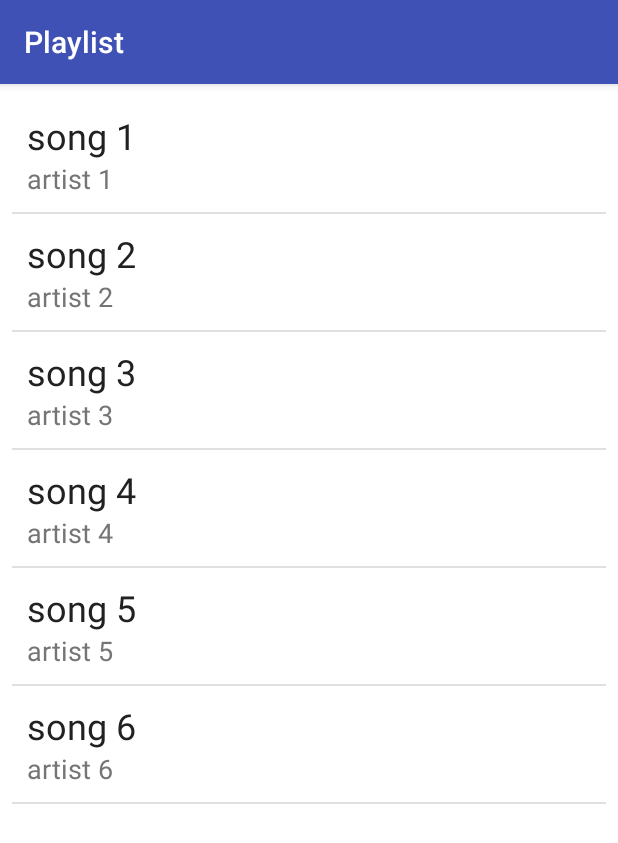
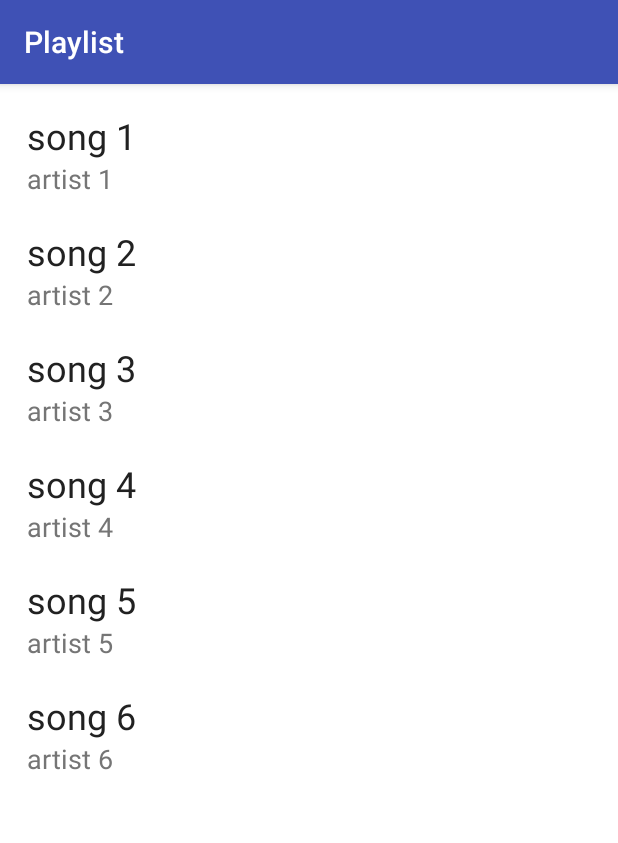
Before and after one commit to arrickx/MusicalStructureApp, an Android app: the screen it shows after launch (SongsListActivity), on a phone screen of 412 x 824 dp. Shown: the top 843 px of the screen. Run offline under Robolectric (Android 15) with nearby library versions, the phone set to English and light mode, and no system bars; our stand-ins replace ButterKnife.

Commit message:
implemented RecyclerView
1. implemeted recyclerview
2. use ButterKnife
3. use ItemClickSupport

```diff
--- a/app/build.gradle
+++ b/app/build.gradle
@@ -21,8 +21,11 @@ android {
 dependencies {
     implementation fileTree(dir: 'libs', include: ['*.jar'])
     implementation 'com.android.support:appcompat-v7:27.1.1'
-    implementation 'com.android.support.constraint:constraint-layout:1.1.0'
+    implementation 'com.android.support.constraint:constraint-layout:1.1.2'
     testImplementation 'junit:junit:4.12'
+    implementation 'com.android.support:recyclerview-v7:27.1.1'
     androidTestImplementation 'com.android.support.test:runner:1.0.2'
     androidTestImplementation 'com.android.support.test.espresso:espresso-core:3.0.2'
+    implementation 'com.jakewharton:butterknife:8.8.1'
+    annotationProcessor 'com.jakewharton:butterknife-compiler:8.8.1'
 }
--- /dev/null
+++ b/app/src/main/java/com/example/android/musicalstructureapp/ItemClickSupport.java
@@ -0,0 +1,104 @@
+package com.example.android.musicalstructureapp;
+
+import android.support.v7.widget.RecyclerView;
+import android.view.View;
+
+/*
+  Source: http://www.littlerobots.nl/blog/Handle-Android-RecyclerView-Clicks/
+  USAGE:
+
+  com.example.android.musicalstructureapp.ItemClickSupport.addTo(mRecyclerView).setOnItemClickListener(new com.example.android.musicalstructureapp.ItemClickSupport.OnItemClickListener() {
+      @Override
+      public void onItemClicked(RecyclerView recyclerView, int position, View v) {
+          // do it
+      }
+  });
+*/
+public class ItemClickSupport {
+    private final RecyclerView mRecyclerView;
+    private OnItemClickListener mOnItemClickListener;
+    private OnItemLongClickListener mOnItemLongClickListener;
+    private View.OnClickListener mOnClickListener = new View.OnClickListener() {
+        @Override
+        public void onClick(View v) {
+            if (mOnItemClickListener != null) {
+                RecyclerView.ViewHolder holder = mRecyclerView.getChildViewHolder(v);
+                mOnItemClickListener.onItemClicked(mRecyclerView, holder.getAdapterPosition(), v);
+            }
+        }
+    };
+    private View.OnLongClickListener mOnLongClickListener = new View.OnLongClickListener() {
+        @Override
+        public boolean onLongClick(View v) {
+            if (mOnItemLongClickListener != null) {
+                RecyclerView.ViewHolder holder = mRecyclerView.getChildViewHolder(v);
+                return mOnItemLongClickListener.onItemLongClicked(mRecyclerView, holder.getAdapterPosition(), v);
+            }
+            return false;
+        }
+    };
+    private RecyclerView.OnChildAttachStateChangeListener mAttachListener
+            = new RecyclerView.OnChildAttachStateChangeListener() {
+        @Override
+        public void onChildViewAttachedToWindow(View view) {
+            if (mOnItemClickListener != null) {
+                view.setOnClickListener(mOnClickListener);
+            }
+            if (mOnItemLongClickListener != null) {
+                view.setOnLongClickListener(mOnLongClickListener);
+            }
+        }
+
+        @Override
+        public void onChildViewDetachedFromWindow(View view) {
+
+        }
+    };
+
+    private ItemClickSupport(RecyclerView recyclerView) {
+        mRecyclerView = recyclerView;
+        mRecyclerView.setTag(R.id.item_click_support, this);
+        mRecyclerView.addOnChildAttachStateChangeListener(mAttachListener);
+    }
+
+    public static ItemClickSupport addTo(RecyclerView view) {
+        ItemClickSupport support = (ItemClickSupport) view.getTag(R.id.item_click_support);
+        if (support == null) {
+            support = new ItemClickSupport(view);
+        }
+        return support;
+    }
+
+    public static ItemClickSupport removeFrom(RecyclerView view) {
+        ItemClickSupport support = (ItemClickSupport) view.getTag(R.id.item_click_support);
+        if (support != null) {
+            support.detach(view);
+        }
+        return support;
+    }
+
+    public ItemClickSupport setOnItemClickListener(OnItemClickListener listener) {
+        mOnItemClickListener = listener;
+        return this;
+    }
+
+    public ItemClickSupport setOnItemLongClickListener(OnItemLongClickListener listener) {
+        mOnItemLongClickListener = listener;
+        return this;
+    }
+
+    private void detach(RecyclerView view) {
+        view.removeOnChildAttachStateChangeListener(mAttachListener);
+        view.setTag(R.id.item_click_support, null);
+    }
+
+    public interface OnItemClickListener {
+
+        void onItemClicked(RecyclerView recyclerView, int position, View v);
+    }
+
+    public interface OnItemLongClickListener {
+
+        boolean onItemLongClicked(RecyclerView recyclerView, int position, View v);
+    }
+}
--- a/app/src/main/java/com/example/android/musicalstructureapp/SongAdapter.java
+++ b/app/src/main/java/com/example/android/musicalstructureapp/SongAdapter.java
@@ -1,55 +1,79 @@
 package com.example.android.musicalstructureapp;
 
 import android.content.Context;
+import android.support.v7.widget.RecyclerView;
 import android.view.LayoutInflater;
 import android.view.View;
 import android.view.ViewGroup;
-import android.widget.ArrayAdapter;
 import android.widget.TextView;
 
-import java.util.ArrayList;
+import java.util.List;
+
+import butterknife.BindView;
+import butterknife.ButterKnife;
 
 /**
- * {@link SongAdapter} is an {@link ArrayAdapter} that can provide the layout for each list item
+ * {@link SongAdapter} is an {@link RecyclerView.Adapter} that can provide the layout for each list item
  * based on a data source, which is a list of {@link Song} objects.
  */
-public class SongAdapter extends ArrayAdapter<Song> {
-    /**
-     * Create a new {@link SongAdapter} object.
-     *
-     * @param context is the current context (i.e. Activity) that the adapter is being created in.
-     * @param songs   is the list of {@link Song}s to be displayed.
-     */
-    public SongAdapter(Context context, ArrayList<Song> songs) {
-        super(context, 0, songs);
+public class SongAdapter extends RecyclerView.Adapter<SongAdapter.ViewHolder> {
+    // Store a member variable for the contacts
+    private List<Song> mSong;
+
+    // Pass in the contact array into the constructor
+    public SongAdapter(List<Song> songs) {
+        mSong = songs;
     }
 
+    // Usually involves inflating a layout from XML and returning the holder
     @Override
-    public View getView(int position, View convertView, ViewGroup parent) {
-        // Check if an existing view is being reused, otherwise inflate the view
-        View listItemView = convertView;
-        if (listItemView == null) {
-            listItemView = LayoutInflater.from(getContext()).inflate(
-                    R.layout.list_item, parent, false);
+    public SongAdapter.ViewHolder onCreateViewHolder(ViewGroup parent, int viewType) {
+        Context context = parent.getContext();
+        LayoutInflater inflater = LayoutInflater.from(context);
+
+        // Inflate the custom layout
+        View contactView = inflater.inflate(R.layout.list_item, parent, false);
+
+        // Return a new holder instance
+        ViewHolder viewHolder = new ViewHolder(contactView);
+        return viewHolder;
+    }
+
+    // Involves populating data into the item through holder
+    @Override
+    public void onBindViewHolder(SongAdapter.ViewHolder viewHolder, int position) {
+        // Get the data model based on position
+        Song song = mSong.get(position);
+
+        // Set item views based on your views and data model
+        TextView textView1 = viewHolder.songNameTextView;
+        textView1.setText(song.getSongName());
+        TextView textView2 = viewHolder.artistNameTextView;
+        textView2.setText(song.getSongArtist());
+    }
+
+    // Returns the total count of items in the list
+    @Override
+    public int getItemCount() {
+        return mSong.size();
+    }
+
+    // Provide a direct reference to each of the views within a data item
+    // by using ButterKnife for cleaner experience
+    // Used to cache the views within the item layout for fast access
+    public class ViewHolder extends RecyclerView.ViewHolder {
+        @BindView(R.id.song_name) TextView songNameTextView;
+        @BindView(R.id.artist_name) TextView artistNameTextView;
+
+        // We also create a constructor that accepts the entire item row
+        // and does the view lookups to find each subview
+        public ViewHolder(View itemView) {
+            // Stores the itemView in a public final member variable that can be used
+            // to access the context from any ViewHolder instance.
+            super(itemView);
+            ButterKnife.bind(this, itemView);
+
         }
+    }
 
-        // Get the {@link Song} object located at this position in the list
-        Song currentSong = getItem(position);
-
-        // Find the TextView in the list_item.xml layout with the ID song_name.
-        TextView songNameTextView = (TextView) listItemView.findViewById(R.id.song_name);
-        // Get the song name from the currentSong object and set this text on
-        // the song_name TextView.
-        songNameTextView.setText(currentSong.getSongName());
-
-        // Find the TextView in the list_item.xml layout with the ID default_text_view.
-        TextView songArtistTextView = (TextView) listItemView.findViewById(R.id.artist_name);
-        // Get the artist name from the currentSong object and set this text on
-        // the artist_name TextView.
-        songArtistTextView.setText(currentSong.getSongArtist());
-
-        // Return the whole list item layout (containing 2 TextViews) so that it can be shown in
-        // the ListView.
-        return listItemView;
-    }
 }
--- a/app/src/main/java/com/example/android/musicalstructureapp/SongsListActivity.java
+++ b/app/src/main/java/com/example/android/musicalstructureapp/SongsListActivity.java
@@ -1,24 +1,26 @@
 package com.example.android.musicalstructureapp;
 
 import android.content.Intent;
+import android.os.Bundle;
 import android.support.v7.app.AppCompatActivity;
-import android.os.Bundle;
+import android.support.v7.widget.LinearLayoutManager;
+import android.support.v7.widget.RecyclerView;
 import android.view.View;
-import android.widget.AdapterView;
-import android.widget.LinearLayout;
-import android.widget.ListView;
-import android.widget.TextView;
-
-import org.w3c.dom.Text;
 
 import java.util.ArrayList;
 
+import butterknife.BindView;
+import butterknife.ButterKnife;
+
 public class SongsListActivity extends AppCompatActivity {
+    @BindView(R.id.list)
+    RecyclerView songList;
 
     @Override
     protected void onCreate(Bundle savedInstanceState) {
         super.onCreate(savedInstanceState);
         setContentView(R.layout.activity_main);
+        ButterKnife.bind(this);
 
         // Create an Array of songs
         final ArrayList<Song> songs = new ArrayList<>();
@@ -29,30 +31,23 @@ public class SongsListActivity extends AppCompatActivity {
         songs.add(new Song("song 5", "artist 5"));
         songs.add(new Song("song 6", "artist 6"));
 
-        // Create an {@link SongAdapter}, whose data source is a list of {@link Song}s. The
-        // adapter knows how to create list items for each item in the list.
-        SongAdapter adapter = new SongAdapter(this, songs);
+        // Set the adapter for the Recycler View songList by creating a new SongAdapter
+        // that use songs that created above
+        songList.setAdapter(new SongAdapter(songs));
 
-        // Find the {@link ListView} object in the view hierarchy of the {@link Activity}.
-        // There should be a {@link ListView} with the view ID called list, which is declared
-        // in the activity_main.xml layout file.
-        ListView listView = (ListView) findViewById(R.id.list);
+        // Set layout manager to position the items
+        songList.setLayoutManager(new LinearLayoutManager(this));
 
-        // Make the {@link listView} use the {@link WordAdapter} we created above, so that the
-        // {@link ListView} will display list items for each {@link Word} in the list.
-        listView.setAdapter(adapter);
-
-        // Create onItemClick to open NowPlayingActivity.
-        // Pass the songName and artistName into the NowPlayingActivity by getting
-        // the current onClick position.
-        listView.setOnItemClickListener(new AdapterView.OnItemClickListener() {
-            @Override
-            public void onItemClick(AdapterView<?> parent, View view, int position, long id) {
-                startActivity(new Intent(SongsListActivity.this, NowPlayingActivity.class)
-                        .putExtra("songName", songs.get(position).getSongName())
-                        .putExtra("artistName", songs.get(position).getSongArtist()));
-            }
-        });
-
+        // Use ItemClickSupport to perform an on item click event that open the new activity
+        ItemClickSupport.addTo(songList).setOnItemClickListener(
+                new ItemClickSupport.OnItemClickListener() {
+                    @Override
+                    public void onItemClicked(RecyclerView recyclerView, int position, View v) {
+                        startActivity(new Intent(SongsListActivity.this, NowPlayingActivity.class)
+                                .putExtra("songName", songs.get(position).getSongName())
+                                .putExtra("artistName", songs.get(position).getSongArtist()));
+                    }
+                }
+        );
     }
 }
--- a/app/src/main/res/layout/activity_main.xml
+++ b/app/src/main/res/layout/activity_main.xml
@@ -3,9 +3,11 @@
     style="@style/MainPage"
     android:background="@android:color/background_light">
 
-    <ListView xmlns:android="http://schemas.android.com/apk/res/android"
+    <android.support.v7.widget.RecyclerView
+        xmlns:android="http://schemas.android.com/apk/res/android"
         xmlns:tools="http://schemas.android.com/tools"
         android:id="@+id/list"
         style="@style/SongList"
         tools:context="com.example.android.musicalstructureapp.SongsListActivity" />
+
 </LinearLayout>
--- a/app/src/main/res/layout/list_item.xml
+++ b/app/src/main/res/layout/list_item.xml
@@ -1,7 +1,6 @@
 <?xml version="1.0" encoding="utf-8"?>
 <LinearLayout xmlns:android="http://schemas.android.com/apk/res/android"
     xmlns:tools="http://schemas.android.com/tools"
-    android:id="@+id/rootView"
     style="@style/SongInformation">
 
     <TextView
--- /dev/null
+++ b/app/src/main/res/values/ids.xml
@@ -0,0 +1,6 @@
+<?xml version="1.0" encoding="utf-8"?>
+<!-- Inside `res/values/ids.xml` -->
+<!-- You also need to define R.id.item_click_support using ids.xml -->
+<resources>
+    <item name="item_click_support" type="id" />
+</resources>
--- a/app/src/main/res/values/styles.xml
+++ b/app/src/main/res/values/styles.xml
@@ -14,7 +14,7 @@
 
     <style name="SongInformation">
         <item name="android:layout_width">match_parent</item>
-        <item name="android:layout_height">match_parent</item>
+        <item name="android:layout_height">wrap_content</item>
         <item name="android:orientation">vertical</item>
         <item name="android:padding">10dp</item>
     </style>
--- a/build.gradle
+++ b/build.gradle
@@ -7,7 +7,7 @@ buildscript {
         jcenter()
     }
     dependencies {
-        classpath 'com.android.tools.build:gradle:3.1.3'
+        classpath 'com.android.tools.build:gradle:3.1.4'
 
 
         // NOTE: Do not place your application dependencies here; they belong
```
Also changed, not shown: app/src/main/java/com/example/android/musicalstructureapp/NowPlayingActivity.java (+11 -6 lines), app/src/main/java/com/example/android/musicalstructureapp/Song.java (+4 -12 lines), 3 other files.
